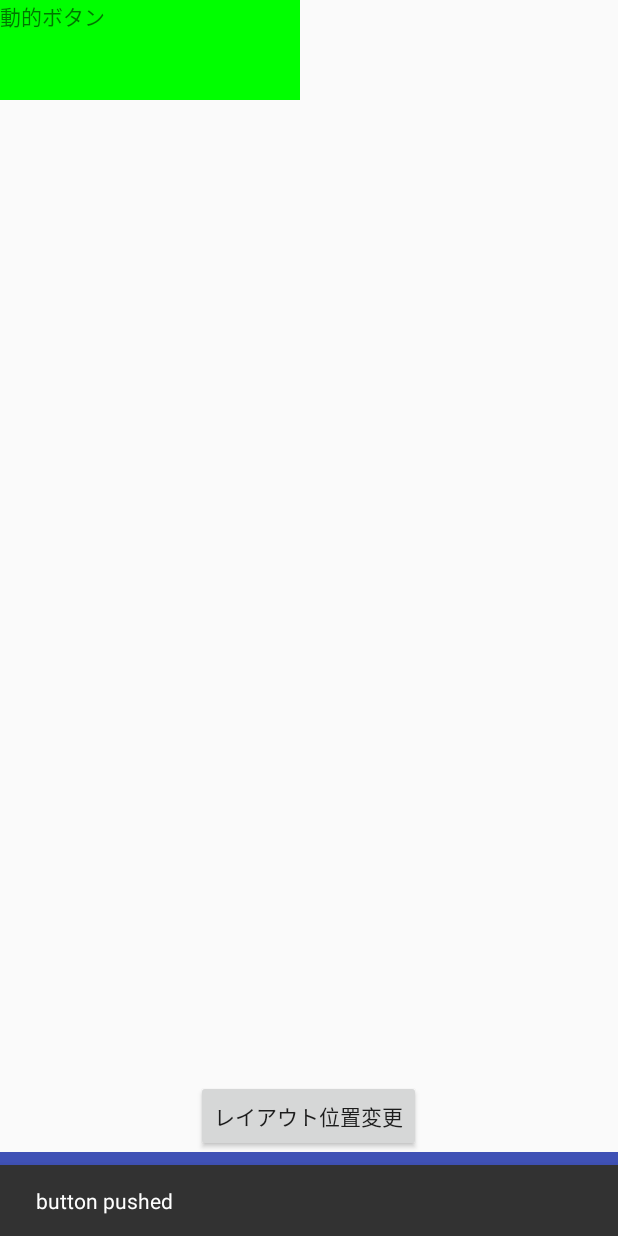
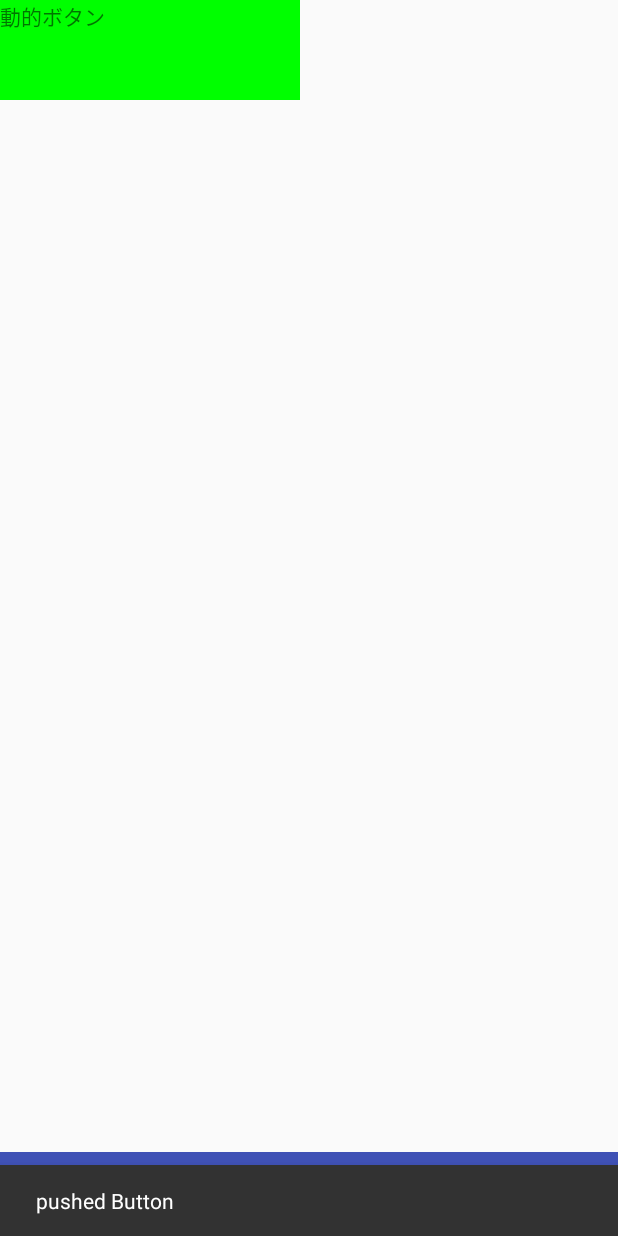
Before and after one commit to takahide0422/MemoApplication, an Android app: the screen it shows after launch (MainActivity), after a tap on "動的ボタン", on a phone screen of 412 x 824 dp. Run offline under Robolectric (Android 15) with nearby library versions, the phone set to English and light mode, and no system bars.

```diff
--- a/app/src/main/java/com/takahide/memoapplication/MemoObject.java
+++ b/app/src/main/java/com/takahide/memoapplication/MemoObject.java
@@ -15,7 +15,7 @@ import android.widget.RelativeLayout;
  */
 
 public class MemoObject extends AppCompatTextView
-        implements View.OnTouchListener {
+        implements View.OnTouchListener, View.OnClickListener {
 
     private RelativeLayout layout;
     private RelativeLayout.LayoutParams memoLayoutParams;
@@ -126,6 +126,7 @@ public class MemoObject extends AppCompatTextView
                     return true;
                 }
         }
+        log ( "test" );
         return false;
     }
 
@@ -134,10 +135,23 @@ public class MemoObject extends AppCompatTextView
 
 
 
+    @Override
+    public void onClick ( View v ) {
+        log ( "onClick" );
+        Snackbar.make ( layout, "pushed Button", Snackbar.LENGTH_SHORT ).show();
+    }
+
+//    @Override
+//    public boolean onLongClick ( View v ) {
+//        log ( "onLongClick" );
+//        Snackbar.make ( layout, "button pushed", Snackbar.LENGTH_SHORT ).show();
+//        layout.removeView ( v );
+//        return true;
+//    }
 
 
 
-    void log ( String msg ) {
+    public static void log ( String msg ) {
         Log.d ( "memoObject", msg );
     }
 
--- a/app/src/main/java/com/takahide/memoapplication/view/MainActivity.java
+++ b/app/src/main/java/com/takahide/memoapplication/view/MainActivity.java
@@ -36,7 +36,7 @@ public class MainActivity extends AppCompatActivity
         setContentView ( R.layout.activity_main );
 
 
-        Log.d ( "mainActivity", "creating the MainActivity" );
+        log ( "creating the MainActivity" );
 
         layout = (RelativeLayout) findViewById ( R.id.layout );
 
@@ -48,19 +48,19 @@ public class MainActivity extends AppCompatActivity
         toolbar.inflateMenu( R.menu.toolbar_menu );
         toolbar.setOnMenuItemClickListener ( this );
 
-        ( (Button) findViewById ( R.id.button ) ).setOnClickListener ( buttonClickListener );
-
         initButton();
     }
 
 
     void initButton () {
-        Log.d ( "mainActivity", "initButton" );
-        MemoObject memo = new MemoObject( this );
+        log ( "initButton" );
+
+        MemoObject memo = new MemoObject ( this );
         memo.setupInstance ( this, layout );
         memo.setText ( "動的ボタン" );
         memo.setOnTouchListener ( memo );
-        memo.setOnClickListener ( objectClickListener );
+        memo.setOnClickListener ( memo );
+//        memo.setOnLongClickListener ( memo );
         layout.addView ( memo );
     }
 
@@ -80,26 +80,7 @@ public class MainActivity extends AppCompatActivity
         return true;
     }
 
-    View.OnClickListener buttonClickListener = new View.OnClickListener () {
-        @Override
-        public void onClick ( View v ) {
-        }
-    };
-
-    View.OnClickListener objectClickListener = new View.OnClickListener () {
-        @Override
-        public void onClick ( View v ) {
-            Log.d ( "mainActivity", "onClick" );
-            Snackbar.make ( layout, "button pushed", Snackbar.LENGTH_SHORT ).show();
-        }
-    };
-
-
-    @Override
-    public View onCreateView ( String name, Context context, AttributeSet attrs ) {
-        super.onCreateView ( name, context, attrs );
-
-        Log.d ( "mainActivity", "onCreateView" );
-        return super.onCreateView ( name, context, attrs );
+    void log ( String msg ) {
+        Log.d ( "mainActivity", msg );
     }
 }
--- a/app/src/main/res/layout/activity_main.xml
+++ b/app/src/main/res/layout/activity_main.xml
@@ -9,14 +9,6 @@
         android:layout_marginBottom="?attr/actionBarSize"
         android:layout_height="match_parent"
         android:layout_width="match_parent" >
-
-        <Button
-            android:id="@+id/button"
-            android:layout_width="wrap_content"
-            android:layout_height="wrap_content"
-            android:layout_alignParentBottom="true"
-            android:layout_centerHorizontal="true"
-            android:text="レイアウト位置変更"/>
 
     </RelativeLayout>
 
```
